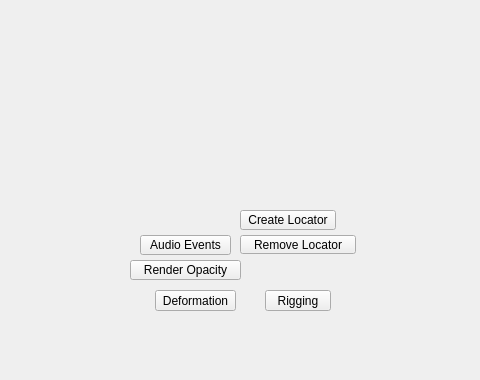
The window that tentacle/ui/rigging#submenu.ui (m3trik/tentacle) describes before a commit, drawn with Qt 5; both pictures show x 0 to 480 and y 0 to 380 of the 600 by 600 pixel window.
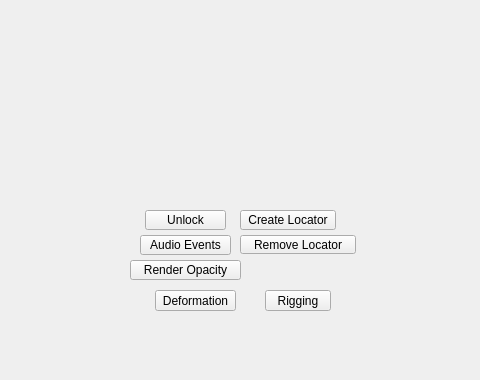
The same window after the commit. Custom widgets are drawn as their Qt base class.

Patch:
```diff
--- a/tentacle/ui/rigging#submenu.ui
+++ b/tentacle/ui/rigging#submenu.ui
@@ -216,6 +216,39 @@
      <string>Audio Events</string>
     </property>
    </widget>
+   <widget class="PushButton" name="tb004">
+    <property name="geometry">
+     <rect>
+      <x>145</x>
+      <y>210</y>
+      <width>81</width>
+      <height>20</height>
+     </rect>
+    </property>
+    <property name="minimumSize">
+     <size>
+      <width>0</width>
+      <height>20</height>
+     </size>
+    </property>
+    <property name="maximumSize">
+     <size>
+      <width>16777215</width>
+      <height>20</height>
+     </size>
+    </property>
+    <property name="toolTip">
+     <string>Push keys apart or pull them closer by a fixed frame amount.
+Every key at or after the given time shifts by the same offset.
+Supports negative values to compress timing.</string>
+    </property>
+    <property name="text">
+     <string>Unlock</string>
+    </property>
+    <property name="checkable">
+     <bool>false</bool>
+    </property>
+   </widget>
   </widget>
  </widget>
  <customwidgets>
```
